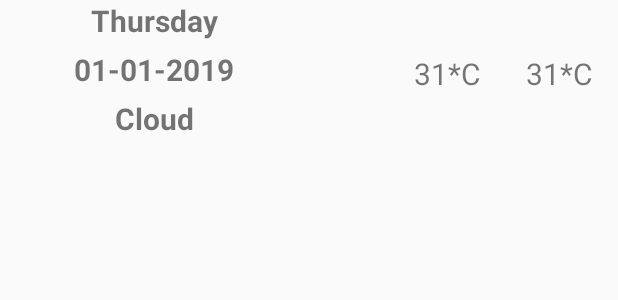
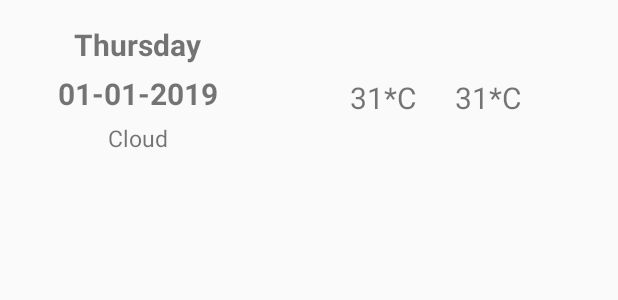
Before and after one commit to hoangvietSE/android-weather-app, an Android app: the layout custom_sevendays_listview.xml on its own in the app's theme, with its tools: preview values and no code run, on a phone screen of 412 x 824 dp. Shown: the top 300 px of the screen. Run offline under Robolectric (Android 15) with nearby library versions, the phone set to English and light mode, and no system bars; network calls fail.

Commit message:
update color

```diff
--- a/app/src/main/java/com/example/weatherapp/Root_Tomorrow.java
+++ b/app/src/main/java/com/example/weatherapp/Root_Tomorrow.java
@@ -13,21 +13,16 @@ import android.view.ViewGroup;
  */
 public class Root_Tomorrow extends Fragment {
 
-
     public Root_Tomorrow() {
         // Required empty public constructor
     }
-
 
     @Override
     public View onCreateView(LayoutInflater inflater, ViewGroup container,
                              Bundle savedInstanceState) {
         // Inflate the layout for this fragment
         View view = inflater.inflate(R.layout.fragment_root__tomorrow, container, false);
-
         getFragmentManager().beginTransaction().replace(R.id.tomorrow, new Tomorrow_Fragment()).commit();
-
         return view;
     }
-
 }
--- a/app/src/main/java/com/example/weatherapp/adater/DetailWeatherAdapter.java
+++ b/app/src/main/java/com/example/weatherapp/adater/DetailWeatherAdapter.java
@@ -51,11 +51,9 @@ public class DetailWeatherAdapter extends BaseAdapter {
         } else {
             holder = (DetailWeatherHolder) view.getTag();
         }
-
         //get DetailWeather Object from position
         DetailWeather detailWeather = model.get(position);
         holder.populateFrom(detailWeather);
-
         return view;
     }
 
--- a/app/src/main/res/layout/activity_main.xml
+++ b/app/src/main/res/layout/activity_main.xml
@@ -8,6 +8,7 @@
     tools:context=".MainActivity">
 
     <LinearLayout
+        android:id="@+id/linearLayout"
         android:layout_width="match_parent"
         android:layout_height="@dimen/linearLayoutCity_width"
         android:background="@color/colorPrimary"
--- a/app/src/main/res/layout/custom_sevendays_listview.xml
+++ b/app/src/main/res/layout/custom_sevendays_listview.xml
@@ -1,15 +1,17 @@
 <?xml version="1.0" encoding="utf-8"?>
-<LinearLayout xmlns:android="http://schemas.android.com/apk/res/android"
+<LinearLayout
+    android:padding="@dimen/content_padding_normal"
+    xmlns:android="http://schemas.android.com/apk/res/android"
     xmlns:app="http://schemas.android.com/apk/res-auto"
     android:layout_width="match_parent"
     android:layout_height="match_parent"
     android:orientation="horizontal"
-    android:weightSum="2">
+    android:weightSum="10">
 
     <LinearLayout
-        android:layout_width="match_parent"
+        android:layout_width="0dp"
         android:layout_height="wrap_content"
-        android:layout_weight="1"
+        android:layout_weight="4"
         android:orientation="vertical">
 
         <TextView
@@ -38,16 +40,15 @@
             android:layout_gravity="center"
             android:layout_marginTop="5dp"
             android:text="@string/tvStatus_text"
-            android:textSize="@dimen/tvStatus_textSize"
-            android:textStyle="bold" />
+            android:textSize="@dimen/tvStatus_textSize" />
 
     </LinearLayout>
 
     <LinearLayout
-        android:layout_width="match_parent"
+        android:layout_width="0dp"
         android:layout_height="wrap_content"
         android:layout_marginTop="25dp"
-        android:layout_weight="1"
+        android:layout_weight="6"
         android:orientation="horizontal">
 
         <ImageView
--- a/app/src/main/res/layout/fragment_sevendays.xml
+++ b/app/src/main/res/layout/fragment_sevendays.xml
@@ -1,5 +1,6 @@
 <?xml version="1.0" encoding="utf-8"?>
-<LinearLayout xmlns:android="http://schemas.android.com/apk/res/android"
+<LinearLayout
+    xmlns:android="http://schemas.android.com/apk/res/android"
     xmlns:tools="http://schemas.android.com/tools"
     android:layout_width="match_parent"
     android:layout_height="match_parent"
--- a/app/src/main/res/values/colors.xml
+++ b/app/src/main/res/values/colors.xml
@@ -2,7 +2,9 @@
 <resources>
     <color name="colorPrimary">#FFC107</color>
     <color name="colorPrimaryDark">#FFA000</color>
-    <color name="colorAccent">#009688</color>
+    <color name="colorPrimaryDark_two">#70BDE0</color>
+    <color name="colorTablayout">#ADD2E2</color>
+    <color name="colorAccent">#000000</color>
     <color name="tabSelectedTextColor">#ffffff</color>
     <color name="tabTextColor">#000000</color>
 
--- a/app/src/main/res/values/dimens.xml
+++ b/app/src/main/res/values/dimens.xml
@@ -51,18 +51,20 @@
     <!--SevenNextDays-->
     <dimen name="tvDayOfWeek_textSize">20sp</dimen>
     <dimen name="tvDate_textSize">20sp</dimen>
-    <dimen name="tvStatus_textSize">20sp</dimen>
+    <dimen name="tvStatus_textSize">15sp</dimen>
 
     <dimen name="imgViewIcon_width">40dp</dimen>
     <dimen name="imgViewIcon_height">40dp</dimen>
 
     <dimen name="tvMaxTemp_textSize">20sp</dimen>
     <dimen name="tvMaxTemp_marginTop">10dp</dimen>
-    <dimen name="tvMaxTemp_marginLeft">30dp</dimen>
+    <dimen name="tvMaxTemp_marginLeft">25dp</dimen>
 
     <dimen name="tvMinTemp_textSize">20sp</dimen>
     <dimen name="tvMinTemp_marginTop">10dp</dimen>
-    <dimen name="tvMinTemp_marginLeft">30dp</dimen>
+    <dimen name="tvMinTemp_marginLeft">25dp</dimen>
+
+    <dimen name="content_padding_normal">16dp</dimen>
 
 
 </resources>
--- a/app/src/main/res/values/strings.xml
+++ b/app/src/main/res/values/strings.xml
@@ -41,11 +41,11 @@
 
 
     <!--SevenNextDays-->
-    <string name="tvDayOfWeek_text">Thursday</string>
-    <string name="tvDate_text">01-01-2019</string>
-    <string name="tvStatus_text">Cloud</string>
-    <string name="tvMaxTemp">31*C</string>
-    <string name="tvMinTemp">31*C</string>
+    <string name="tvDayOfWeek_text" translatable="false">Thursday</string>
+    <string name="tvDate_text" translatable="false">01-01-2019</string>
+    <string name="tvStatus_text" translatable="false">Cloud</string>
+    <string name="tvMaxTemp" translatable="false">31*C</string>
+    <string name="tvMinTemp" translatable="false">31*C</string>
 
 
 </resources>
```
Also changed, not shown: app/src/main/java/com/example/weatherapp/MainActivity.java (+49 -12 lines), app/src/main/java/com/example/weatherapp/SevenNextDays_Fragment.java (+1 -10 lines), app/src/main/java/com/example/weatherapp/Today_Fragment.java (+0 -12 lines), app/src/main/java/com/example/weatherapp/Tomorrow_Fragment.java (+3 -18 lines).
